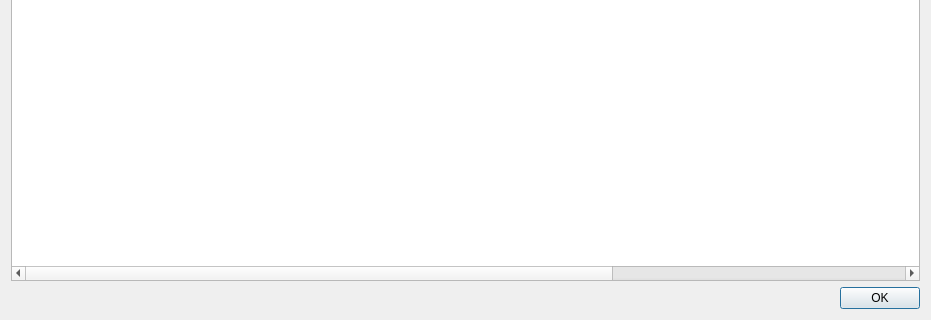
Before: the Qt Designer form widgets/DerivedMetricInformationDialog.ui in OpenSpeedShop/cbtf-argonavis-gui, drawn with Qt 5; both pictures show x 0 to 931 and y 331 to 651 of the 931 by 651 pixel window.
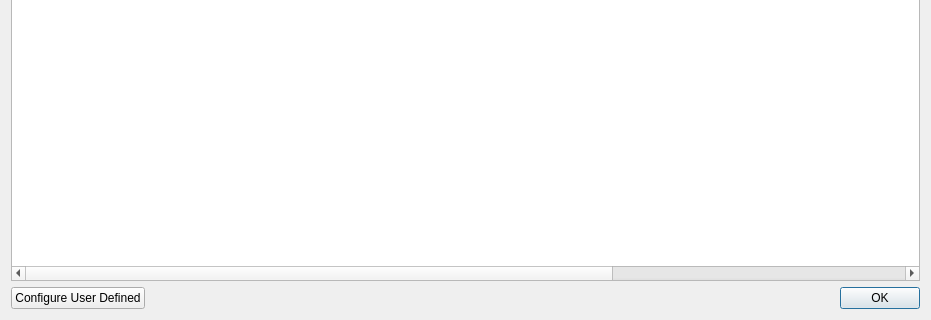
After: the same form once the commit is applied.

Commit message: Baseline implementation of functionality to let user define derived metrics, save user defined metrics to an XML file and load the derived metrics from XML file.

```diff
--- a/widgets/DerivedMetricInformationDialog.ui
+++ b/widgets/DerivedMetricInformationDialog.ui
@@ -106,14 +106,28 @@
     </widget>
    </item>
    <item>
-    <widget class="QDialogButtonBox" name="buttonBox">
+    <layout class="QHBoxLayout" name="horizontalLayout_BottomSection">
+     <item>
+      <widget class="QPushButton" name="pushButton_ConfigureUserDefined">
+       <property name="text">
+        <string>Configure User Defined</string>
+       </property>
+      </widget>
+     </item>
+     <item>
+      <widget class="QDialogButtonBox" name="buttonBox_DerivedMetricDefinitions">
      <property name="orientation">
       <enum>Qt::Horizontal</enum>
      </property>
      <property name="standardButtons">
       <set>QDialogButtonBox::Ok</set>
      </property>
-    </widget>
+       <property name="centerButtons">
+        <bool>false</bool>
+       </property>
+      </widget>
+     </item>
+    </layout>
    </item>
   </layout>
  </widget>
```
Left out of the diff: 14 changed lines with no effect on the pictures. Lines whose indentation alone changed are shown as unchanged. The commit also changes 10 other files.
